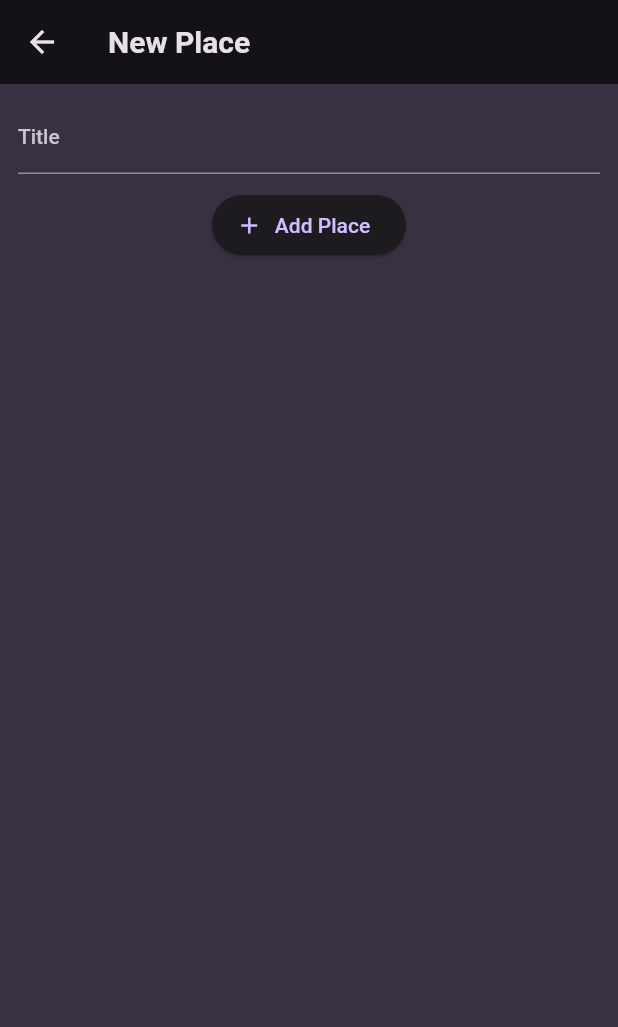
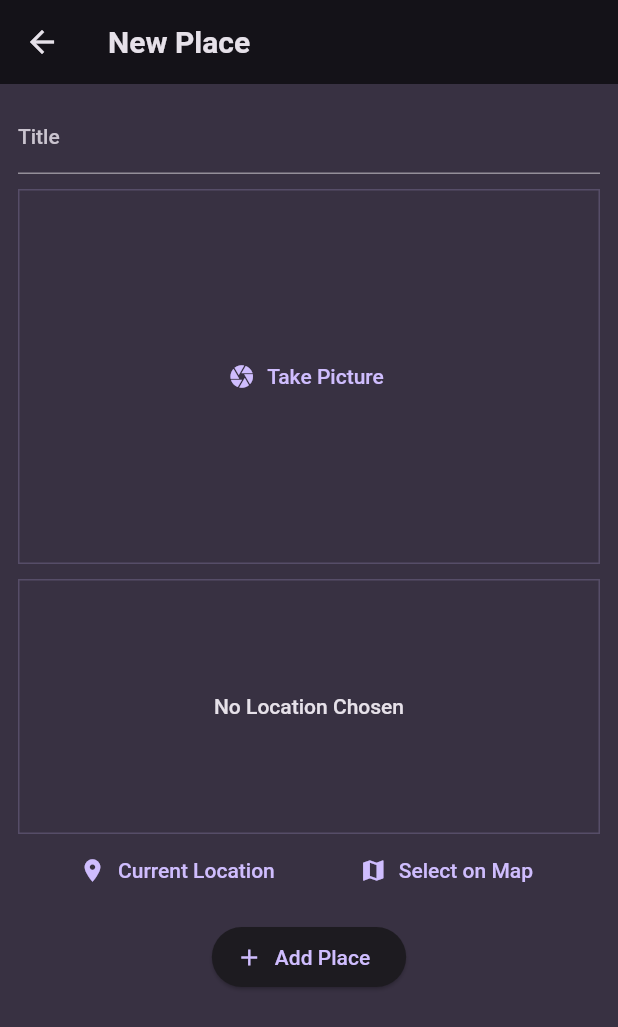
Before and after one commit to daniel-marinov/favourite-places-flutter, a Flutter app: the NewPlace screen opened directly, on a phone screen of 412 x 824 dp. Shown: the top 1027 px of the screen. Run offline on Flutter 3.47's test engine with Material 2 defaults, Android fonts, the phone set to English and light mode, and no system bars; our stand-ins replace flutter_riverpod, google_fonts, image_picker, location.

Commit message:
t commit

```diff
--- a/lib/models/place.dart
+++ b/lib/models/place.dart
@@ -1,10 +1,13 @@
+import 'dart:io';
+
 import 'package:uuid/uuid.dart';
 
 const uuid = Uuid();
 
 class Place {
-  Place({required this.title}) : id = uuid.v4();
+  Place({required this.title, required this.image}) : id = uuid.v4();
 
   final String id;
   final String title;
+  final File image;
 }
--- a/lib/providers/user_places.dart
+++ b/lib/providers/user_places.dart
@@ -1,11 +1,13 @@
+import 'dart:io';
+
 import 'package:favourite_places/models/place.dart';
 import 'package:flutter_riverpod/flutter_riverpod.dart';
 
 class UserPlacesNotifier extends StateNotifier<List<Place>> {
   UserPlacesNotifier() : super(const []);
 
-  void addPlace(String title) {
-    final newPlace = Place(title: title);
+  void addPlace(String title, File image) {
+    final newPlace = Place(title: title, image: image);
     state = [newPlace, ...state];
   }
 }
--- a/lib/screens/new_place.dart
+++ b/lib/screens/new_place.dart
@@ -1,4 +1,8 @@
+import 'dart:io';
+
 import 'package:favourite_places/providers/user_places.dart';
+import 'package:favourite_places/widgets/image_input.dart';
+import 'package:favourite_places/widgets/location_input.dart';
 import 'package:flutter/material.dart';
 import 'package:flutter_riverpod/flutter_riverpod.dart';
 
@@ -11,6 +15,7 @@ class NewPlace extends ConsumerStatefulWidget {
 
 class _NewPlaceState extends ConsumerState<NewPlace> {
   final _titleController = TextEditingController();
+  File? _selectedImage;
 
   @override
   void dispose() {
@@ -20,11 +25,14 @@ class _NewPlaceState extends ConsumerState<NewPlace> {
 
   void _savePlace() {
     String enteredTitle = _titleController.text;
-    if (enteredTitle.isEmpty) {
+    if (enteredTitle.isEmpty || _selectedImage == null) {
       return;
     }
 
-    ref.read(userPlacesProvider.notifier).addPlace(enteredTitle);
+    ref.read(userPlacesProvider.notifier).addPlace(
+          enteredTitle,
+          _selectedImage!,
+        );
     Navigator.of(context).pop();
   }
 
@@ -44,6 +52,15 @@ class _NewPlaceState extends ConsumerState<NewPlace> {
               style:
                   TextStyle(color: Theme.of(context).colorScheme.onBackground),
             ),
+            //image input
+            const SizedBox(height: 10),
+            ImageInput(
+              onPickImage: (image) {
+                _selectedImage = image;
+              },
+            ),
+            const SizedBox(height: 10),
+            LocationInput(),
             const SizedBox(height: 10),
             ElevatedButton.icon(
               icon: const Icon(Icons.add),
--- /dev/null
+++ b/lib/widgets/image_input.dart
@@ -0,0 +1,65 @@
+import 'package:flutter/material.dart';
+import 'package:image_picker/image_picker.dart';
+import 'dart:io';
+
+class ImageInput extends StatefulWidget {
+  const ImageInput({super.key, required this.onPickImage});
+
+  final void Function(File image) onPickImage;
+
+  @override
+  State<ImageInput> createState() => _ImageInputState();
+}
+
+class _ImageInputState extends State<ImageInput> {
+  File? _selectedImage;
+
+  //choose picture instead of take picture
+  void _takePicture() async {
+    final imagePicker = ImagePicker();
+    final pickedImage =
+        await imagePicker.pickImage(source: ImageSource.gallery, maxWidth: 600);
+    if (pickedImage == null) {
+      return;
+    }
+
+    setState(() {
+      _selectedImage = File(pickedImage.path);
+    });
+
+    widget.onPickImage(_selectedImage!);
+  }
+
+  @override
+  Widget build(BuildContext context) {
+    Widget content = TextButton.icon(
+      onPressed: _takePicture,
+      icon: const Icon(Icons.camera),
+      label: const Text('Take Picture'),
+    );
+
+    if (_selectedImage != null) {
+      content = GestureDetector(
+        onTap: _takePicture,
+        child: Image.file(
+          _selectedImage!,
+          fit: BoxFit.cover,
+          width: double.infinity,
+          height: double.infinity,
+        ),
+      );
+    }
+    return Container(
+      decoration: BoxDecoration(
+        border: Border.all(
+          color: Theme.of(context).colorScheme.primary.withOpacity(0.2),
+          width: 1,
+        ),
+      ),
+      height: 250,
+      width: double.infinity,
+      alignment: Alignment.center,
+      child: content,
+    );
+  }
+}
--- /dev/null
+++ b/lib/widgets/location_input.dart
@@ -0,0 +1,85 @@
+import 'package:flutter/material.dart';
+import 'package:location/location.dart';
+
+class LocationInput extends StatefulWidget {
+  const LocationInput({super.key});
+
+  @override
+  State<LocationInput> createState() => _LocationInputState();
+}
+
+class _LocationInputState extends State<LocationInput> {
+  Location? _pickedLogation;
+  var _isGettingLocation = false;
+
+  void _getCurrentLocation() async {
+    Location location = new Location();
+
+    bool serviceEnabled;
+    PermissionStatus permissionGranted;
+    LocationData locationData;
+
+    serviceEnabled = await location.serviceEnabled();
+    if (!serviceEnabled) {
+      serviceEnabled = await location.requestService();
+
+      if (!serviceEnabled) {
+        return;
+      }
+    }
+
+    setState(() {
+      _isGettingLocation = true;
+    });
+
+    locationData = await location.getLocation();
+    print(locationData.latitude);
+
+    setState(() {
+      _isGettingLocation = false;
+    });
+  }
+
+  @override
+  Widget build(BuildContext context) {
+    Widget previewContent = Text('No Location Chosen',
+        textAlign: TextAlign.center,
+        style: Theme.of(context).textTheme.bodyLarge!.copyWith(
+              color: Theme.of(context).colorScheme.onBackground,
+            ));
+
+    if (_isGettingLocation) {
+      previewContent = const CircularProgressIndicator();
+    }
+    return Column(
+      children: [
+        Container(
+            height: 170,
+            width: double.infinity,
+            alignment: Alignment.center,
+            decoration: BoxDecoration(
+              border: Border.all(
+                color: Theme.of(context).colorScheme.primary.withOpacity(0.2),
+                width: 1,
+              ),
+            ),
+            child: previewContent),
+        Row(
+          mainAxisAlignment: MainAxisAlignment.spaceEvenly,
+          children: [
+            TextButton.icon(
+              onPressed: _getCurrentLocation,
+              icon: const Icon(Icons.location_on),
+              label: const Text('Current Location'),
+            ),
+            TextButton.icon(
+              onPressed: () {},
+              icon: const Icon(Icons.map),
+              label: const Text('Select on Map'),
+            ),
+          ],
+        )
+      ],
+    );
+  }
+}
--- a/lib/widgets/places_list.dart
+++ b/lib/widgets/places_list.dart
@@ -22,6 +22,10 @@ class PlacesLisst extends StatelessWidget {
     return ListView.builder(
       itemCount: places.length,
       itemBuilder: (ctx, index) => ListTile(
+        leading: CircleAvatar(
+          radius: 26,
+          backgroundImage: FileImage(places[index].image),
+        ),
         title: Text(
           places[index].title,
           style: Theme.of(context).textTheme.titleMedium!.copyWith(
--- a/pubspec.yaml
+++ b/pubspec.yaml
@@ -38,6 +38,8 @@ dependencies:
   google_fonts: ^6.1.0
   uuid: ^4.1.0
   flutter_riverpod: ^2.4.2
+  image_picker: ^1.0.4
+  location: ^5.0.3
 
 dev_dependencies:
   flutter_test:
```
Also changed, not shown: lib/screens/my_places.dart (+5 -2 lines), lib/screens/place_details.dart (+9 -7 lines), pubspec.lock, 7 other files.
